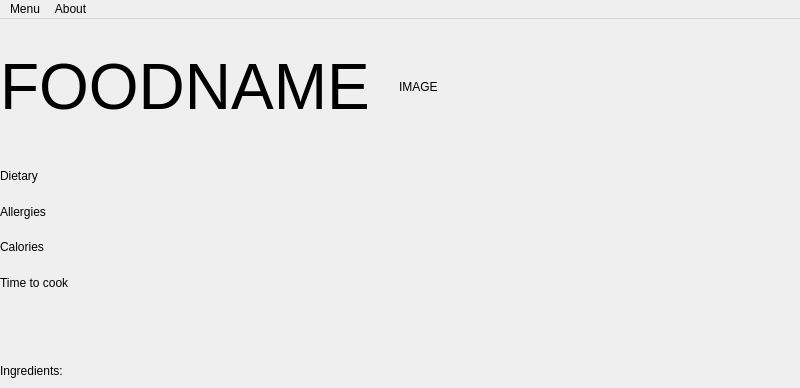
Before: the Qt Designer form mainwindow.ui in MarkHarrison03/RecipeApp, drawn with Qt 5; both pictures show x 0 to 800 and y 0 to 388 of the 800 by 698 pixel window.
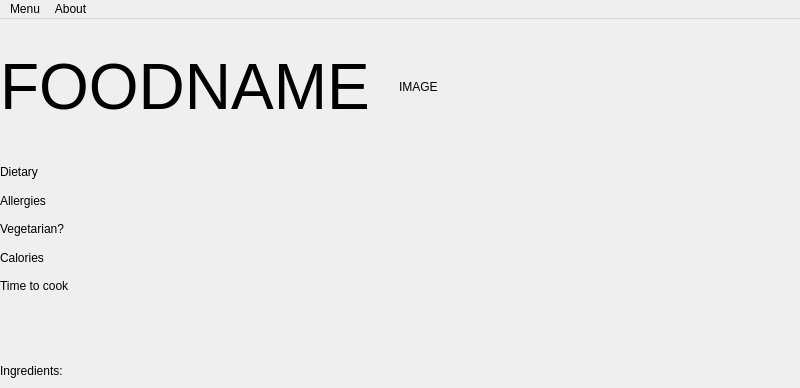
After: the same form once the commit is applied.

```diff
--- a/mainwindow.ui
+++ b/mainwindow.ui
@@ -70,6 +70,13 @@
          </property>
         </widget>
        </item>
+       <item>
+        <widget class="QLabel" name="VegetarianLabel">
+         <property name="text">
+          <string>Vegetarian? </string>
+         </property>
+        </widget>
+       </item>
        <item>
         <widget class="QLabel" name="CaloriesLabel">
          <property name="text">
```
Left out of the diff: 6 changed lines with no effect on the pictures.
